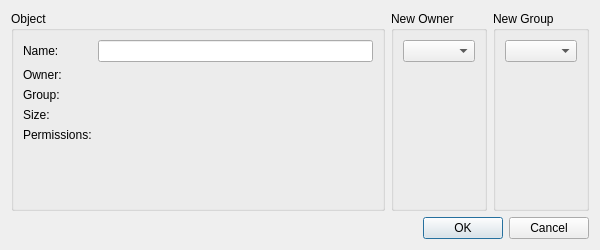
Qt form plugins/org.quickfile/linux_attribute_editor/1.0.0/change_owner_dialog.ui (dawciobiel/QuickFile) before a commit.
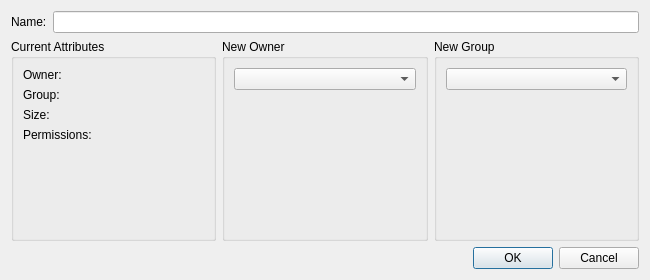
The same form after that commit.

Commit message:
Fix: Improve layout and stability of 'Change Owner' dialog
- Refactored the dialog layout to display the filename prominently at the top.
- Fixed a `TypeError` on startup caused by an invalid `columnStretch` property in the .ui file by setting it programmatically.
- Ensured the plugin correctly updates when the application starts.

The edit to the form file:
```diff
--- a/plugins/org.quickfile/linux_attribute_editor/1.0.0/change_owner_dialog.ui
+++ b/plugins/org.quickfile/linux_attribute_editor/1.0.0/change_owner_dialog.ui
@@ -6,86 +6,90 @@
             <rect>
                 <x>0</x>
                 <y>0</y>
-                <width>600</width>
-                <height>250</height>
+                <width>650</width>
+                <height>280</height>
             </rect>
         </property>
         <property name="windowTitle">
             <string>Change Owner &amp; Group</string>
         </property>
-        <layout class="QVBoxLayout" name="verticalLayout">
+        <layout class="QVBoxLayout" name="verticalLayout_main">
+            <item>
+                <layout class="QFormLayout" name="formLayout_2">
+                    <item row="0" column="0">
+                        <widget class="QLabel" name="label_name_top">
+                            <property name="text">
+                                <string>Name:</string>
+                            </property>
+                        </widget>
+                    </item>
+                    <item row="0" column="1">
+                        <widget class="QLineEdit" name="value_name_top">
+                            <property name="readOnly">
+                                <bool>true</bool>
+                            </property>
+                        </widget>
+                    </item>
+                </layout>
+            </item>
             <item>
                 <layout class="QGridLayout" name="gridLayout">
                     <item row="0" column="0">
                         <widget class="QGroupBox" name="object_group">
                             <property name="title">
-                                <string>Object</string>
+                                <string>Current Attributes</string>
                             </property>
                             <layout class="QFormLayout" name="formLayout">
                                 <item row="0" column="0">
-                                    <widget class="QLabel" name="label_name">
-                                        <property name="text">
-                                            <string>Name:</string>
-                                        </property>
-                                    </widget>
-                                </item>
-                                <item row="0" column="1">
-                                    <widget class="QLineEdit" name="value_name">
-                                        <property name="readOnly">
-                                            <bool>true</bool>
-                                        </property>
-                                    </widget>
-                                </item>
-                                <item row="1" column="0">
                                     <widget class="QLabel" name="label_owner">
                                         <property name="text">
                                             <string>Owner:</string>
                                         </property>
                                     </widget>
                                 </item>
-                                <item row="1" column="1">
+                                <item row="0" column="1">
                                     <widget class="QLabel" name="value_owner">
                                         <property name="text">
                                             <string/>
                                         </property>
                                     </widget>
                                 </item>
-                                <item row="2" column="0">
+                                <item row="1" column="0">
                                     <widget class="QLabel" name="label_group">
                                         <property name="text">
                                             <string>Group:</string>
                                         </property>
                                     </widget>
                                 </item>
-                                <item row="2" column="1">
+                                <item row="1" column="1">
                                     <widget class="QLabel" name="value_group">
                                         <property name="text">
                                             <string/>
                                         </property>
                                     </widget>
                                 </item>
-                                <item row="3" column="0">
+                                <item row="2" column="0">
                                     <widget class="QLabel" name="label_size">
                                         <property name="text">
                                             <string>Size:</string>
                                         </property>
                                     </widget>
                                 </item>
-                                <item row="3" column="1">
+                                <item row="2" column="1">
                                     <widget class="QLabel" name="value_size">
                                         <property name="text">
                                             <string/>
                                         </property>
                                     </widget>
                                 </item>
-                                <item row="4" column="0">
+                                <item row="3" column="0">
                                     <widget class="QLabel" name="label_permissions">
                                         <property name="text">
                                             <string>Permissions:</string>
                                         </property>
                                     </widget>
                                 </item>
-                                <item row="4" column="1">
+                                <item row="3" column="1">
                                     <widget class="QLabel" name="value_permissions">
                                         <property name="text">
                                             <string/>
```
The commit also changes 1 other file.
